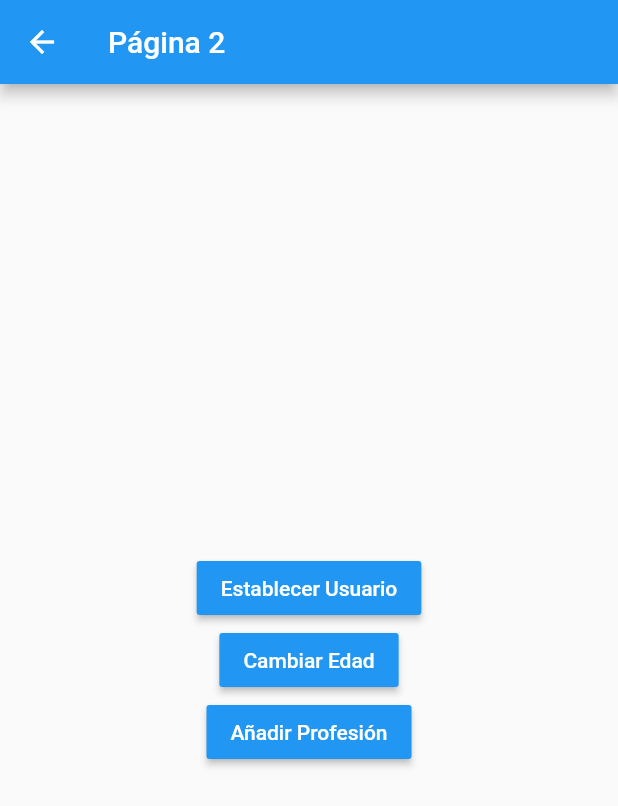
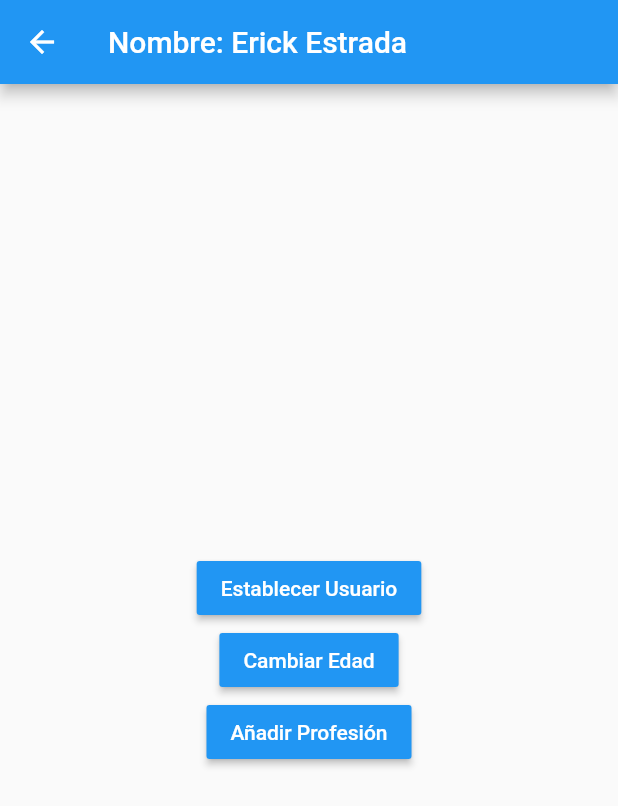
Before and after one commit to e-estrada/estados_app, a Flutter app: the Pagina2Page screen opened by its route, after a tap on "Establecer Usuario", on a phone screen of 412 x 824 dp. Shown: the top 806 px of the screen. Run offline on Flutter 3.47's test engine with Material 2 defaults, Android fonts, the phone set to English and light mode, and no system bars; accounts and stored records are empty.

```diff
--- a/lib/pages/pagina1_page.dart
+++ b/lib/pages/pagina1_page.dart
@@ -1,4 +1,7 @@
 import 'package:flutter/material.dart';
+import 'package:provider/provider.dart';
+import 'package:estados_app/models/usuario.dart';
+import 'package:estados_app/services/usuario_service.dart';
 
 
 class Pagina1Page extends StatelessWidget {
@@ -6,11 +9,22 @@ class Pagina1Page extends StatelessWidget {
 
   @override
   Widget build(BuildContext context) {
+
+    final usuarioService = Provider.of<UsuarioService>(context);
+
     return Scaffold(
       appBar: AppBar(
         title: const Text('Página 1'),
+        actions: [
+          IconButton(
+            onPressed: () => usuarioService.removerUsuario(),
+            icon: const Icon(Icons.delete_forever_outlined)
+          )
+        ],
       ),
-      body: const InformacionUsuario(),
+      body: usuarioService.existeUsuario
+        ? InformacionUsuario(usuarioService.usuario)
+        : const Center(child: Text('No hay usuario seleccionado')),
      floatingActionButton: FloatingActionButton(
       onPressed: () => Navigator.pushNamed(context, 'pagina2'),
       child: const Icon(Icons.arrow_circle_right_outlined),
@@ -20,31 +34,34 @@ class Pagina1Page extends StatelessWidget {
 }
 
 class InformacionUsuario extends StatelessWidget {
-  const InformacionUsuario({super.key});
+
+  final Usuario? usuario;
+  const InformacionUsuario(this.usuario, {super.key});
 
   @override
   Widget build(BuildContext context) {
+
     return Container(
       height: double.infinity,
       width: double.infinity,
       padding: const EdgeInsets.all(20.0),
       child: Column(
         crossAxisAlignment: CrossAxisAlignment.start,
-        children: const [
-          Text('General', style: TextStyle(fontSize: 18, fontWeight: FontWeight.bold),),
+        children: [
+          const Text('General', style: TextStyle(fontSize: 18, fontWeight: FontWeight.bold),),
 
-          Divider(),
+          const Divider(),
 
-          ListTile( title: Text('Nombre: ') ),
-          ListTile( title: Text('Edad: ') ),
+          ListTile( title: Text('Nombre: ${usuario?.nombre}') ),
+          ListTile( title: Text('Edad: ${usuario?.edad}') ),
 
-          Text('Profesiones', style: TextStyle(fontSize: 18, fontWeight: FontWeight.bold),),
+          const Text('Profesiones', style: TextStyle(fontSize: 18, fontWeight: FontWeight.bold),),
 
-          Divider(),
+          const Divider(),
 
-          ListTile( title: Text('Profesion 1: ') ),
-          ListTile( title: Text('Profesion 1: ') ),
-          ListTile( title: Text('Profesion 1: ') ),
+          ...usuario!.profesiones.map((profesion) => ListTile( title: Text(profesion), )).toList(),
+          // const ListTile( title: Text('Profesion 1: ') ),
+
 
         ],
       ),
--- a/lib/pages/pagina2_page.dart
+++ b/lib/pages/pagina2_page.dart
@@ -1,4 +1,7 @@
+import 'package:estados_app/models/usuario.dart';
 import 'package:flutter/material.dart';
+import 'package:provider/provider.dart';
+import 'package:estados_app/services/usuario_service.dart';
 
 
 class Pagina2Page extends StatelessWidget {
@@ -6,9 +9,14 @@ class Pagina2Page extends StatelessWidget {
 
   @override
   Widget build(BuildContext context) {
+
+    final usuarioService = Provider.of<UsuarioService>(context);
+
     return Scaffold(
       appBar: AppBar(
-        title: const Text('Página 2'),
+        title: usuarioService.existeUsuario
+          ? Text('Nombre: ${usuarioService.usuario!.nombre}')
+          : const Text('Página 2'),
       ),
       body: Center(
         child: Column(
@@ -16,7 +24,15 @@ class Pagina2Page extends StatelessWidget {
           children: [
             MaterialButton(
               onPressed: () {
-
+                final nuevoUsuario = Usuario(
+                  nombre: 'Erick Estrada',
+                  edad: 39,
+                  profesiones: [
+                    'Ingeniero',
+                    'Programador PHP',
+                  ]
+                );
+                usuarioService.usuario = nuevoUsuario;
               },
               color: Colors.blue,
               child: const Text('Establecer Usuario', style: TextStyle(color: Colors.white)),
@@ -24,7 +40,7 @@ class Pagina2Page extends StatelessWidget {
 
             MaterialButton(
               onPressed: () {
-
+                usuarioService.cambiarEdad = 40;
               },
               color: Colors.blue,
               child: const Text('Cambiar Edad', style: TextStyle(color: Colors.white)),
@@ -32,7 +48,7 @@ class Pagina2Page extends StatelessWidget {
 
             MaterialButton(
               onPressed: () {
-
+                usuarioService.agregarProfesion();
               },
               color: Colors.blue,
               child: const Text('Añadir Profesión', style: TextStyle(color: Colors.white)),
--- /dev/null
+++ b/lib/services/usuario_service.dart
@@ -0,0 +1,33 @@
+
+
+import 'package:flutter/material.dart';
+
+import 'package:estados_app/models/usuario.dart';
+
+class UsuarioService with ChangeNotifier {
+  Usuario? _usuario;
+
+  Usuario? get usuario => _usuario;
+  bool get existeUsuario => (_usuario != null) ? true : false;
+
+  set usuario(Usuario? user){
+    _usuario = user;
+    notifyListeners();
+  }
+
+  set cambiarEdad(int edad){
+    _usuario?.edad = edad;
+    notifyListeners();
+  }
+
+  void removerUsuario(){
+    _usuario = null;
+    notifyListeners();
+  }
+
+  void agregarProfesion(){
+    _usuario?.profesiones.add('Developer ${ _usuario?.profesiones.length }');
+    notifyListeners();
+  }
+
+}
```
Also changed, not shown: lib/main.dart (+9 -1 lines), pubspec.yaml (+4 -12 lines), pubspec.lock.
